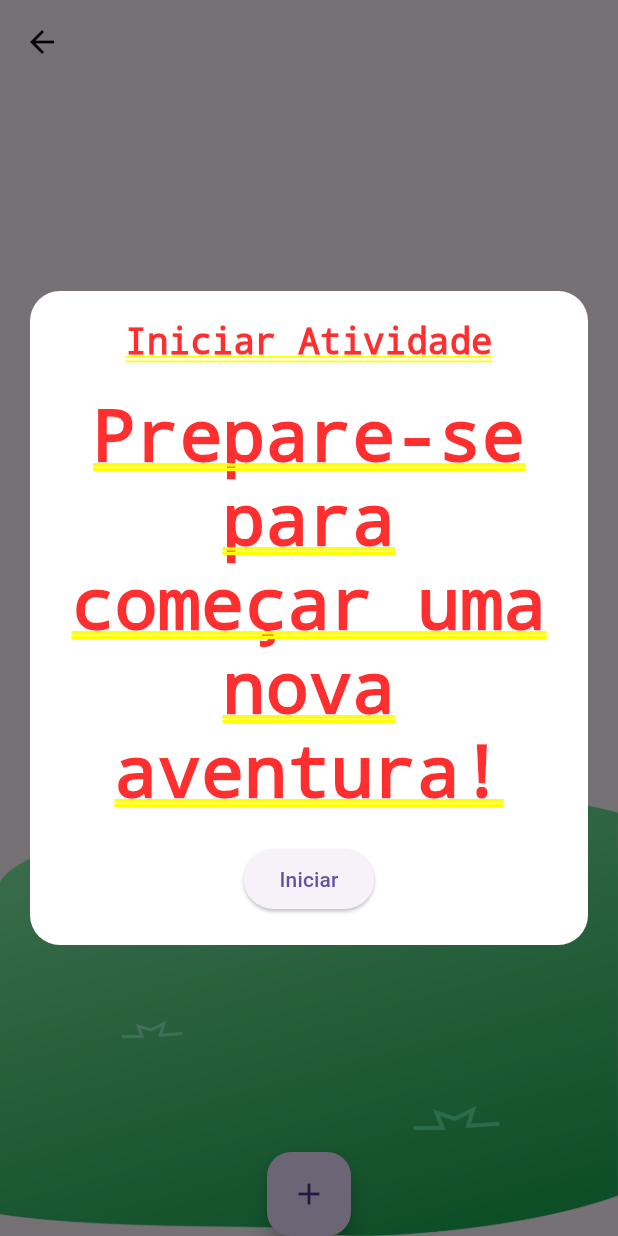
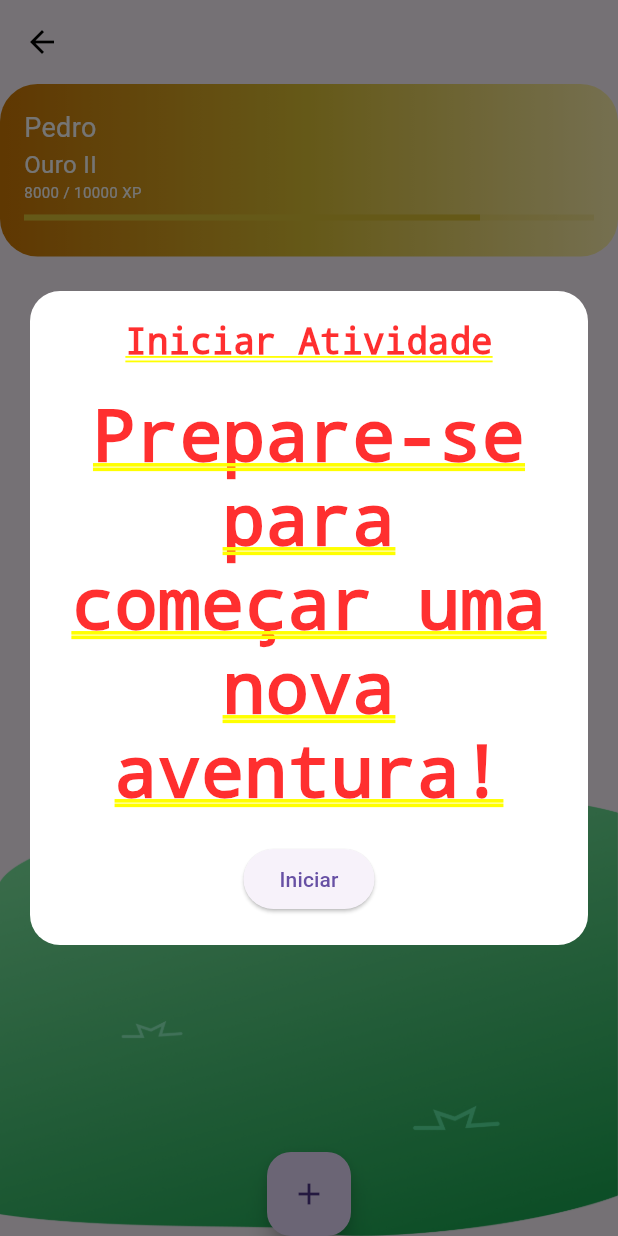
Before and after one commit to ianzin30/L-earn, a Flutter app: the MascotPage screen opened directly with empty values, after a tap on the "add" icon, on a phone screen of 412 x 824 dp. Run offline on Flutter 3.47's test engine with Material 3 defaults, Android fonts, the phone set to English and light mode, and no system bars.

Commit message:
feat: partial mascotProgressBar, mascot name, level, xp and progress bar

```diff
--- a/learn/lib/pages/childrenPages/mascotPage.dart
+++ b/learn/lib/pages/childrenPages/mascotPage.dart
@@ -1,5 +1,6 @@
 import 'package:flutter/material.dart';
 import '/widgets/mascotPopUp.dart';
+import '/widgets/mascotProgressBar.dart';
 
 class MascotPage extends StatelessWidget {
 
@@ -28,6 +29,7 @@ class MascotPage extends StatelessWidget {
       ),
       body: Stack(
         children: [
+          MascotProgressBar(pontuation: 8000, mascotName: "Pedro"),
           Align(
             alignment: Alignment.bottomCenter,
             child: Image.asset(
--- /dev/null
+++ b/learn/lib/widgets/mascotProgressBar.dart
@@ -0,0 +1,99 @@
+import 'package:flutter/material.dart';
+
+class MascotProgressBar extends StatelessWidget {
+  final int pontuation;
+  final String mascotName;
+
+  MascotProgressBar({
+    required this.pontuation,
+    required this.mascotName
+  });
+
+  final Map<int, Map<String, dynamic>> levelsPontuations = {
+    0     : {'level' : 'Bronze', 'class' : 'I'  },
+    200   : {'level' : 'Bronze', 'class' : 'II' },
+    500   : {'level' : 'Bronze', 'class' : 'III'},
+    1000  : {'level' : 'Prata' , 'class' : 'I'  },
+    2000  : {'level' : 'Prata' , 'class' : 'II' },
+    3000  : {'level' : 'Prata' , 'class' : 'III'},
+    4500  : {'level' : 'Ouro'  , 'class' : 'I'  },
+    7000  : {'level' : 'Ouro'  , 'class' : 'II' },
+    10000 : {'level' : 'Ouro'  , 'class' : 'III'}
+  };
+
+  final Map<String, List<Color>> boxesCollors = {
+    'Bronze' : [const Color(0xFF562400),const Color(0xFFBF5100), const Color(0xFFFFD0AE)],
+    'Prata'  : [const Color(0xFF49454F),const Color(0xFF848484), const Color(0xFFD9D9D9)],
+    'Ouro'   : [const Color(0xFFD07904),const Color(0xFFDDC235), const Color(0xFFFFF3AF)]
+  };
+
+  final Map<String, Color> levelColors = {
+    'Bronze': const Color(0xFFBF5100),
+    'Prata' : const Color(0xFF848484),
+    'Ouro'  : const Color(0xFFDDC235),
+  };
+
+    @override
+  Widget build(BuildContext context) {
+    var currentLevel = getValues();
+    var progressColor = levelColors[currentLevel['level']] ?? Colors.blue;
+    var nextLevelPontuation = levelsPontuations.keys.firstWhere(
+      (k) => k > pontuation,
+      orElse: () => pontuation,
+    );
+    var progress = pontuation / nextLevelPontuation;
+    final List<Color> defaultGradientCollors = [const Color(0xFF7A7FFF),const Color(0xFF040862)];
+    final List<Color> collorsGradients = boxesCollors[currentLevel['level']] ?? defaultGradientCollors;
+
+    return Container(
+      padding: const EdgeInsets.all(16),
+      decoration: BoxDecoration(
+        gradient: LinearGradient(
+          colors: collorsGradients,
+          begin: Alignment.centerLeft,
+          end: Alignment.centerRight,
+        ),
+        borderRadius: BorderRadius.circular(25), // Arredondamento das bordas
+      ),
+      child: Column(
+        mainAxisSize: MainAxisSize.min,
+        crossAxisAlignment: CrossAxisAlignment.start,
+        children: [
+          Text(
+            mascotName,
+            style: TextStyle(color: Colors.white, fontSize: 18),
+          ),
+          Text(
+            '${currentLevel['level']} ${currentLevel['class']}',
+            style: TextStyle(color: Colors.white, fontSize: 16),
+          ),
+          Text(
+            '$pontuation / $nextLevelPontuation XP',
+            style: TextStyle(color: Colors.white, fontSize: 10),
+          ),
+          SizedBox(height: 8),
+          LinearProgressIndicator(
+            value: progress,
+            backgroundColor: progressColor.withAlpha(50),
+            valueColor: AlwaysStoppedAnimation<Color>(progressColor),
+          ),
+          SizedBox(height: 8),
+          Row(
+            children: [
+            ],
+          ),
+        ],
+      ),
+    );
+  }
+
+  Map<String, dynamic> getValues() {
+    int selected = 0;
+    levelsPontuations.keys.forEach((value) {
+      if (value <= pontuation && value >= selected) {
+        selected = value;
+      }
+    });
+    return levelsPontuations[selected] ?? {'level': 'Bronze', 'class': 'I'};
+  }
+}
--- a/learn/pubspec.yaml
+++ b/learn/pubspec.yaml
@@ -77,6 +77,8 @@ flutter:
   - ./assets/images/appIcons/icon-monitorar-select.png
   - ./assets/images/appIcons/icon-perfil-default.png
   - ./assets/images/appIcons/icon-perfil-select.png
+  - ./assets/images/appIcons/progressField.png
+  - ./assets/images/appIcons/progressStar.png
 
 
   # An image asset can refer to one or more resolution-specific "variants", see
```
Also changed, not shown: learn/assets/images/appIcons/progressField.png (added), learn/assets/images/appIcons/progressStar.png (added).
